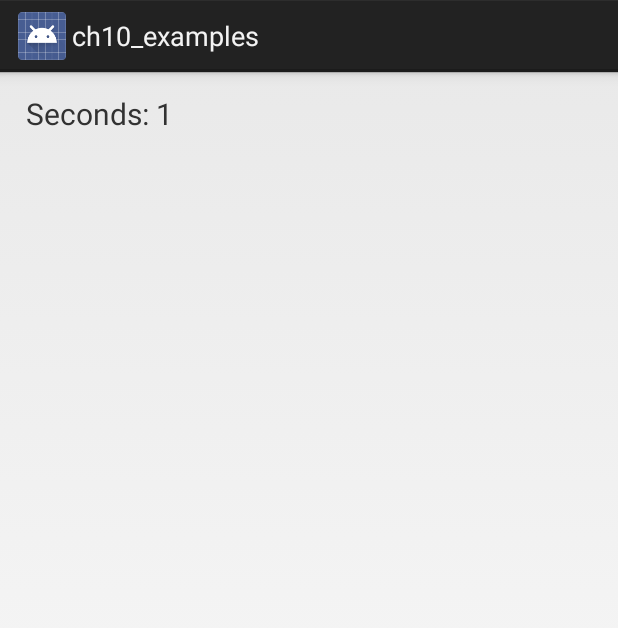
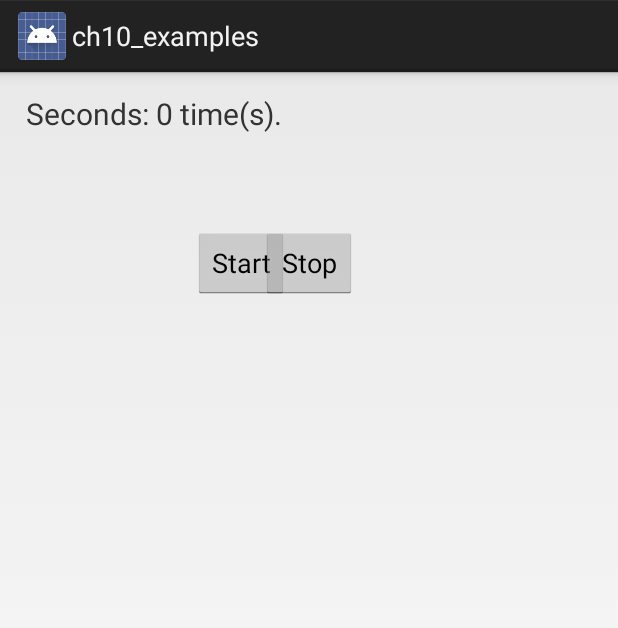
Before and after one commit to rorara143/Project5_TestTimer, an Android app: the screen it shows after launch (MainActivity), on a phone screen of 412 x 824 dp. Shown: the top 628 px of the screen. Run offline under Robolectric (Android 15) with nearby library versions, the phone set to English and light mode, and no system bars.

Commit message:
secondtimes

```diff
--- a/app/src/main/java/com/murach/ch10_ex5/MainActivity.java
+++ b/app/src/main/java/com/murach/ch10_ex5/MainActivity.java
@@ -1,24 +1,41 @@
 package com.murach.ch10_ex5;
+
+import android.app.Activity;
+import android.os.Bundle;
+import android.view.View;
+import android.view.View.OnClickListener;
+import android.widget.Button;
+import android.widget.TextView;
 
 import java.util.Timer;
 import java.util.TimerTask;
 
-import android.os.Bundle;
-import android.app.Activity;
-import android.widget.TextView;
-
-public class MainActivity extends Activity {
+public class MainActivity extends Activity implements OnClickListener{
 
     private TextView messageTextView;
+    private Button startbutton;
+    private Button stopbutton;
+    private Timer restart;
 
     @Override
     protected void onCreate(Bundle savedInstanceState) {
         super.onCreate(savedInstanceState);
         setContentView(R.layout.activity_main);
 
+        //reference into widget
         messageTextView = (TextView) findViewById(R.id.messageTextView);
+        startbutton = (Button) findViewById(R.id.startbutton);
+        stopbutton = (Button) findViewById(R.id.stopbutton);
+
+
+        //set listener
+        startbutton.setOnClickListener(this);
+        stopbutton.setOnClickListener(this);
         startTimer();
     }
+
+
+
 
     private void startTimer() {
         final long startMillis = System.currentTimeMillis();
@@ -42,8 +59,29 @@ public class MainActivity extends Activity {
 
             @Override
             public void run() {
-                messageTextView.setText("Seconds: " + elapsedSeconds);
+                messageTextView.setText("Seconds: " + elapsedSeconds / 10 + " time(s). ");
             }
         });
     }
+
+    @Override
+    //
+    protected void onPause() {
+        super.onPause();
+    }
+
+
+
+
+    @Override
+    public void onClick(View view) {
+switch (view.getId()) {
+    case R.id.startbutton:
+        startTimer();
+        break;
+    case R.id.stopbutton:
+        restart.cancel();
+        break;
 }
+    }
+}
--- a/app/src/main/res/layout/activity_main.xml
+++ b/app/src/main/res/layout/activity_main.xml
@@ -15,4 +15,22 @@
         android:text="@string/hello_world"
         android:textSize="20sp" />
 
+    <Button
+        android:text="@string/buttonstart"
+        android:layout_width="wrap_content"
+        android:layout_height="wrap_content"
+        android:layout_marginTop="62dp"
+        android:id="@+id/startbutton"
+        android:layout_below="@+id/messageTextView"
+        android:layout_alignRight="@+id/messageTextView"
+        android:layout_alignEnd="@+id/messageTextView" />
+
+    <Button
+        android:text="@string/buttonstop"
+        android:layout_width="wrap_content"
+        android:layout_height="wrap_content"
+        android:layout_alignTop="@+id/startbutton"
+        android:layout_centerHorizontal="true"
+        android:id="@+id/stopbutton" />
+
 </RelativeLayout>
--- a/app/src/main/res/values/strings.xml
+++ b/app/src/main/res/values/strings.xml
@@ -4,5 +4,7 @@
     <string name="app_name">ch10_examples</string>
     <string name="hello_world">Hello world!</string>
     <string name="menu_settings">Settings</string>
+    <string name="buttonstart">Start</string>
+    <string name="buttonstop">Stop</string>
 
 </resources>
--- a/build.gradle
+++ b/build.gradle
@@ -4,7 +4,7 @@ buildscript {
         jcenter()
     }
     dependencies {
-        classpath 'com.android.tools.build:gradle:2.1.2'
+        classpath 'com.android.tools.build:gradle:2.2.2'
     }
 }
 
```
Also changed, not shown: gradle/wrapper/gradle-wrapper.properties, 3 other files.
